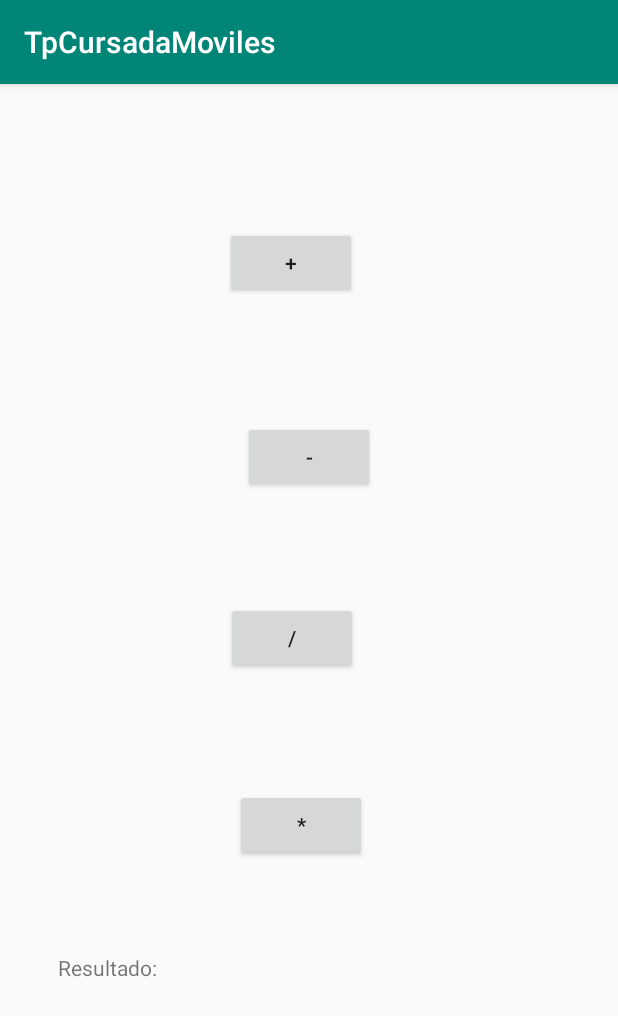
After one commit to juanstampone/TpCursadaMoviles, an Android app: the SegundaEntrega screen opened directly, with no data from a screen before it, on a phone screen of 412 x 824 dp. The commit adds this screen. Shown: the top 1016 px of the screen. Run offline under Robolectric (Android 15) with nearby library versions, the phone set to English and light mode, and no system bars.

Commit message:
Segunda entrega

```diff
--- a/app/src/main/AndroidManifest.xml
+++ b/app/src/main/AndroidManifest.xml
@@ -9,7 +9,9 @@
         android:roundIcon="@mipmap/ic_launcher_round"
         android:supportsRtl="true"
         android:theme="@style/AppTheme">
-        <activity android:name=".PrimeraEntrega"></activity>
+        <activity android:name=".Calculo"></activity>
+        <activity android:name=".SegundaEntrega" />
+        <activity android:name=".PrimeraEntrega" />
         <activity android:name=".MainActivity">
             <intent-filter>
                 <action android:name="android.intent.action.MAIN" />
--- /dev/null
+++ b/app/src/main/java/com/example/tpcursadamoviles/SegundaEntrega.java
@@ -0,0 +1,45 @@
+package com.example.tpcursadamoviles;
+
+import androidx.appcompat.app.AppCompatActivity;
+
+import android.content.Intent;
+import android.os.Bundle;
+import android.view.View;
+import android.widget.Button;
+
+public class SegundaEntrega extends AppCompatActivity {
+
+    private Button buttonMas;
+    private Button buttonMenos;
+    private Button buttonDiv;
+    private Button buttonMult;
+
+    @Override
+    protected void onActivityResult(int requestCode, int resultCode, Intent data){
+        SegundaEntrega.super.onActivityResult(requestCode,resultCode,data);
+        String reply = data.getStringExtra("Resultado");
+        System.out.println("Resultado Final: " + reply);
+    }
+
+    @Override
+    protected void onCreate(Bundle savedInstanceState) {
+        super.onCreate(savedInstanceState);
+        setContentView(R.layout.activity_segunda_entrega);
+
+
+        buttonMas = (Button) findViewById(R.id.buttonMas);
+        buttonMas.setOnClickListener(new View.OnClickListener() {
+
+            @Override
+            public void onClick(View v) {
+                Intent intent = new Intent(SegundaEntrega.this,Calculo.class);
+                char oper = '+';
+                intent.putExtra("Operacion",oper);
+                startActivityForResult(intent,1);
+
+
+            }
+        });
+
+    }
+}
--- /dev/null
+++ b/app/src/main/res/layout/activity_segunda_entrega.xml
@@ -0,0 +1,80 @@
+<?xml version="1.0" encoding="utf-8"?>
+<androidx.constraintlayout.widget.ConstraintLayout xmlns:android="http://schemas.android.com/apk/res/android"
+    xmlns:app="http://schemas.android.com/apk/res-auto"
+    xmlns:tools="http://schemas.android.com/tools"
+    android:layout_width="match_parent"
+    android:layout_height="match_parent"
+    tools:context=".SegundaEntrega">
+
+    <Button
+        android:id="@+id/buttonMas"
+        android:layout_width="wrap_content"
+        android:layout_height="wrap_content"
+        android:layout_marginStart="149dp"
+        android:layout_marginTop="95dp"
+        android:layout_marginEnd="174dp"
+        android:layout_marginBottom="588dp"
+        android:text="@string/buttonMas"
+        app:layout_constraintBottom_toBottomOf="parent"
+        app:layout_constraintEnd_toEndOf="parent"
+        app:layout_constraintHorizontal_bias="1.0"
+        app:layout_constraintStart_toStartOf="parent"
+        app:layout_constraintTop_toTopOf="parent"
+        app:layout_constraintVertical_bias="0.0" />
+
+    <Button
+        android:id="@+id/button5"
+        android:layout_width="wrap_content"
+        android:layout_height="wrap_content"
+        android:layout_marginStart="161dp"
+        android:layout_marginTop="63dp"
+        android:layout_marginEnd="162dp"
+        android:layout_marginBottom="477dp"
+        android:text="@string/buttonMenos"
+        app:layout_constraintBottom_toBottomOf="parent"
+        app:layout_constraintEnd_toEndOf="parent"
+        app:layout_constraintStart_toStartOf="parent"
+        app:layout_constraintTop_toBottomOf="@+id/buttonMas" />
+
+    <Button
+        android:id="@+id/button6"
+        android:layout_width="wrap_content"
+        android:layout_height="wrap_content"
+        android:layout_marginStart="150dp"
+        android:layout_marginTop="63dp"
+        android:layout_marginEnd="173dp"
+        android:layout_marginBottom="366dp"
+        android:text="@string/ButtonDiv"
+        app:layout_constraintBottom_toBottomOf="parent"
+        app:layout_constraintEnd_toEndOf="parent"
+        app:layout_constraintStart_toStartOf="parent"
+        app:layout_constraintTop_toBottomOf="@+id/button5" />
+
+    <Button
+        android:id="@+id/button7"
+        android:layout_width="wrap_content"
+        android:layout_height="wrap_content"
+        android:layout_marginStart="156dp"
+        android:layout_marginTop="72dp"
+        android:layout_marginEnd="167dp"
+        android:layout_marginBottom="246dp"
+        android:text="@string/buttonMult"
+        app:layout_constraintBottom_toBottomOf="parent"
+        app:layout_constraintEnd_toEndOf="parent"
+        app:layout_constraintStart_toStartOf="parent"
+        app:layout_constraintTop_toBottomOf="@+id/button6" />
+
+    <TextView
+        android:id="@+id/textView"
+        android:layout_width="309dp"
+        android:layout_height="80dp"
+        android:layout_marginStart="38dp"
+        android:layout_marginTop="59dp"
+        android:layout_marginEnd="64dp"
+        android:layout_marginBottom="107dp"
+        android:text="@string/textResultado"
+        app:layout_constraintBottom_toBottomOf="parent"
+        app:layout_constraintEnd_toEndOf="parent"
+        app:layout_constraintStart_toStartOf="parent"
+        app:layout_constraintTop_toBottomOf="@+id/button7" />
+</androidx.constraintlayout.widget.ConstraintLayout>
--- a/app/src/main/res/values/strings.xml
+++ b/app/src/main/res/values/strings.xml
@@ -1,3 +1,11 @@
 <resources>
     <string name="app_name">TpCursadaMoviles</string>
+    <string name="buttonSegEnt">SEGUNDA ENTREGA</string>
+    <string name="buttonMas">+</string>
+    <string name="buttonMenos">-</string>
+    <string name="ButtonDiv">/</string>
+    <string name="buttonMult">*</string>
+    <string name="textResultado">Resultado:</string>
+    <string name="buttonDone">DONE</string>
+    <string name="buttonValor2" />
 </resources>
```
Also changed, not shown: app/src/main/java/com/example/tpcursadamoviles/Calculo.java (added, +39 -0 lines), app/src/main/java/com/example/tpcursadamoviles/MainActivity.java (+10 -0 lines), app/src/main/res/layout/activity_calculo.xml (added, +74 -0 lines), app/src/main/res/layout/activity_main.xml (+14 -0 lines).
